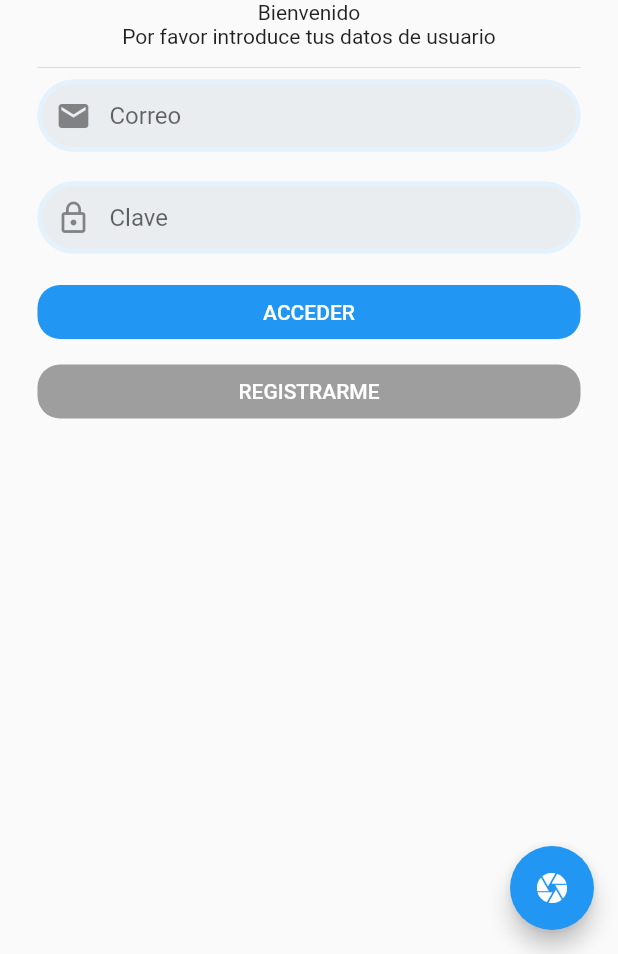
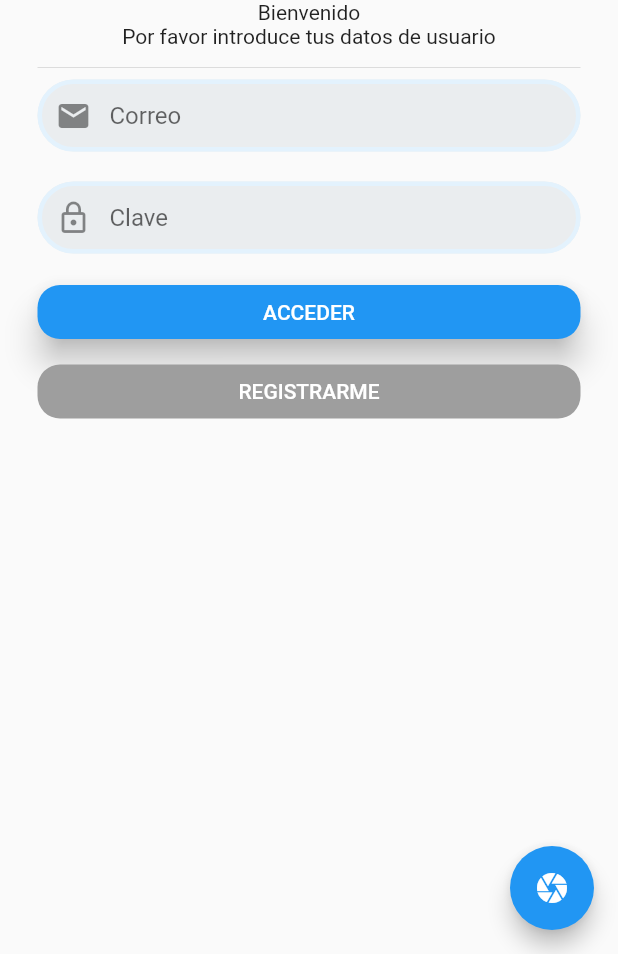
Before and after one commit to mxarc/te-acompano, a Flutter app: the screen it shows after launch, on a phone screen of 412 x 824 dp, the part 282-1236 px from its top. Run offline on Flutter 3.47's test engine with Material 2 defaults, Android fonts, the phone set to English and light mode, and no system bars; our stand-ins replace cloud_firestore, firebase_auth, firebase_storage, fluttertoast, image_picker, shared_preferences; accounts and stored records are empty.

Commit message:
RaisedButton

```diff
--- a/app/lib/src/auth/auth.page.dart
+++ b/app/lib/src/auth/auth.page.dart
@@ -96,7 +96,8 @@ class _AuthPageState extends State<AuthPage> {
             Column(
                 crossAxisAlignment: CrossAxisAlignment.stretch,
                 children: <Widget>[
-                  FlatButton(
+                  RaisedButton(
+                      elevation: 9,
                       color: Colors.blue,
                       textColor: Colors.white,
                       shape: RoundedRectangleBorder(
```
